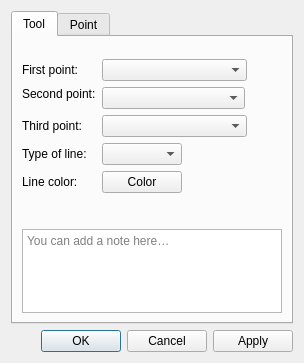
First picture: the form in src/libs/vtools/dialogs/tools/dialogshoulderpoint.ui, repository equinox-patterns/Ostara, before the edit.
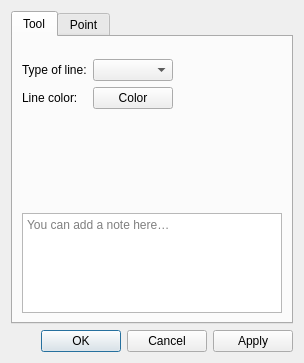
Second picture: the form after the edit. Icons and pictures are not drawn. Custom widgets are drawn as their Qt base class.

Commit message: Points + Line tool validation: point combos, PB toggle, click-to-PB fix

The edit to the form file:
```diff
--- a/src/libs/vtools/dialogs/tools/dialogshoulderpoint.ui
+++ b/src/libs/vtools/dialogs/tools/dialogshoulderpoint.ui
@@ -66,93 +66,6 @@
           <enum>QFormLayout::ExpandingFieldsGrow</enum>
          </property>
          <item row="0" column="0">
-          <widget class="QLabel" name="labelFirstPoint">
-           <property name="sizePolicy">
-            <sizepolicy hsizetype="Preferred" vsizetype="Preferred">
-             <horstretch>0</horstretch>
-             <verstretch>0</verstretch>
-            </sizepolicy>
-           </property>
-           <property name="text">
-            <string>First point:</string>
-           </property>
-          </widget>
-         </item>
-         <item row="0" column="1">
-          <widget class="QComboBox" name="comboBoxP1Line">
-           <property name="sizePolicy">
-            <sizepolicy hsizetype="Preferred" vsizetype="Fixed">
-             <horstretch>0</horstretch>
-             <verstretch>0</verstretch>
-            </sizepolicy>
-           </property>
-           <property name="minimumSize">
-            <size>
-             <width>145</width>
-             <height>0</height>
-            </size>
-           </property>
-          </widget>
-         </item>
-         <item row="1" column="0">
-          <widget class="QLabel" name="labelSecondPoint">
-           <property name="sizePolicy">
-            <sizepolicy hsizetype="Preferred" vsizetype="Fixed">
-             <horstretch>0</horstretch>
-             <verstretch>0</verstretch>
-            </sizepolicy>
-           </property>
-           <property name="text">
-            <string>Second point:</string>
-           </property>
-          </widget>
-         </item>
-         <item row="1" column="1">
-          <widget class="QComboBox" name="comboBoxP2Line">
-           <property name="sizePolicy">
-            <sizepolicy hsizetype="Preferred" vsizetype="Fixed">
-             <horstretch>0</horstretch>
-             <verstretch>0</verstretch>
-            </sizepolicy>
-           </property>
-           <property name="minimumSize">
-            <size>
-             <width>143</width>
-             <height>0</height>
-            </size>
-           </property>
-          </widget>
-         </item>
-         <item row="2" column="0">
-          <widget class="QLabel" name="labelThirdPoint">
-           <property name="sizePolicy">
-            <sizepolicy hsizetype="Preferred" vsizetype="Preferred">
-             <horstretch>0</horstretch>
-             <verstretch>0</verstretch>
-            </sizepolicy>
-           </property>
-           <property name="text">
-            <string>Third point:</string>
-           </property>
-          </widget>
-         </item>
-         <item row="2" column="1">
-          <widget class="QComboBox" name="comboBoxP3">
-           <property name="sizePolicy">
-            <sizepolicy hsizetype="Preferred" vsizetype="Fixed">
-             <horstretch>0</horstretch>
-             <verstretch>0</verstretch>
-            </sizepolicy>
-           </property>
-           <property name="minimumSize">
-            <size>
-             <width>145</width>
-             <height>0</height>
-            </size>
-           </property>
-          </widget>
-         </item>
-         <item row="3" column="0">
           <widget class="QLabel" name="label_7">
            <property name="sizePolicy">
             <sizepolicy hsizetype="Preferred" vsizetype="Preferred">
@@ -165,7 +78,7 @@
            </property>
           </widget>
          </item>
-         <item row="3" column="1">
+         <item row="0" column="1">
           <widget class="QComboBox" name="comboBoxLineType">
            <property name="sizePolicy">
             <sizepolicy hsizetype="Preferred" vsizetype="Fixed">
@@ -193,14 +106,14 @@
            </property>
           </widget>
          </item>
-         <item row="4" column="0">
+         <item row="1" column="0">
           <widget class="QLabel" name="label">
            <property name="text">
             <string>Line color:</string>
            </property>
           </widget>
          </item>
-         <item row="4" column="1">
+         <item row="1" column="1">
           <widget class="VPE::QtColorPicker" name="pushButtonLineColor">
            <property name="text">
             <string notr="true">Color</string>
```
Left out of the diff: 5 changed lines with no effect on the pictures. The commit also changes 16 other files.
